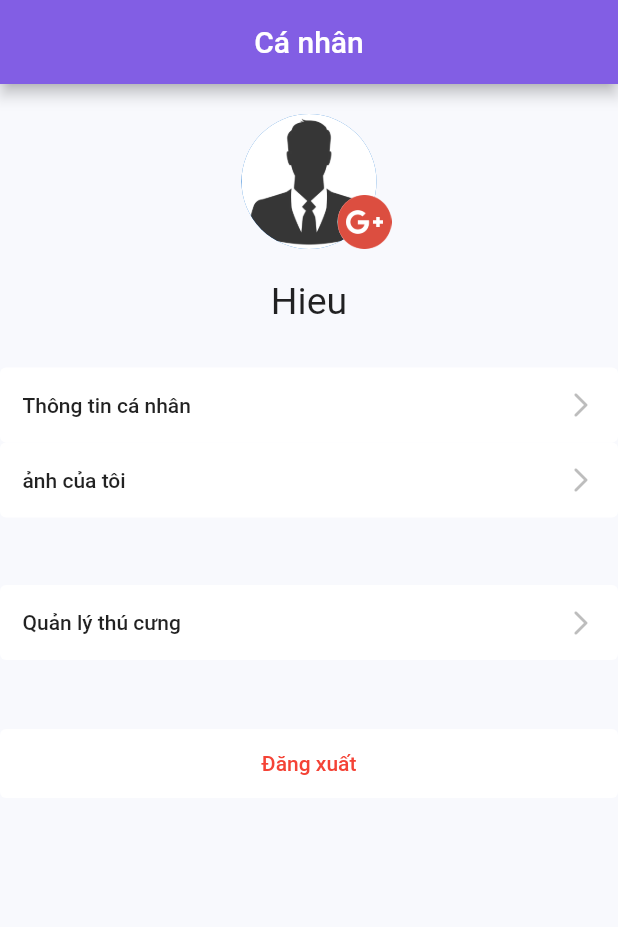
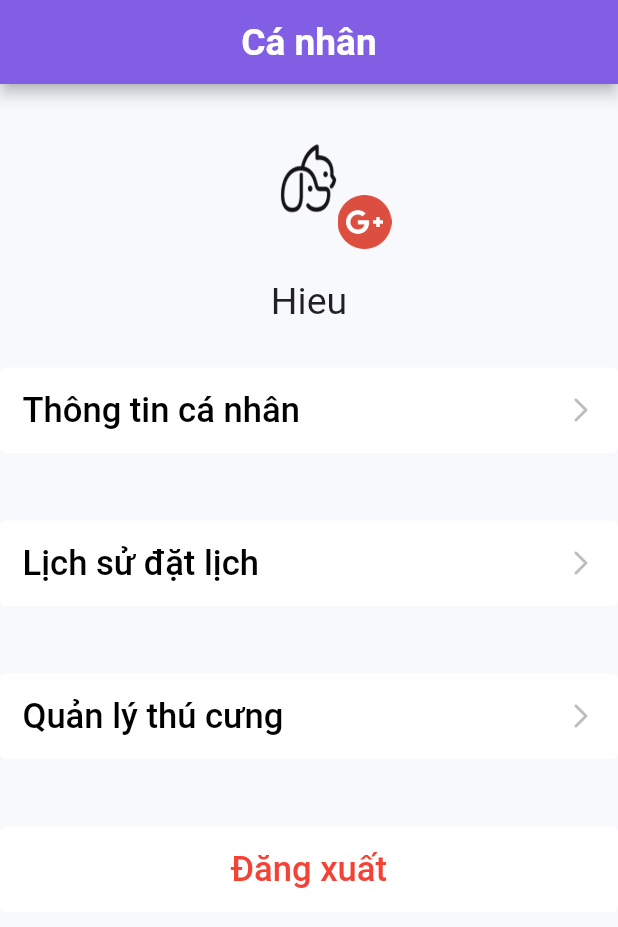
Before and after one commit to khanhpl/Pegodo_HCI, a Flutter app: the CusAccountScreen screen opened directly, on a phone screen of 412 x 824 dp. Shown: the top 927 px of the screen. Run offline on Flutter 3.47's test engine with Material 2 defaults, Android fonts, the phone set to English and light mode, and no system bars; our stand-ins replace carousel_pro, convex_bottom_bar, firebase_auth, firebase_core, flutter_rating_bar, google_sign_in and 1 more; accounts and stored records are empty; network calls fail.

Commit message:
chinh sua UI cus_account

```diff
--- a/lib/screens/customer/cus_account/cus_account_screen.dart
+++ b/lib/screens/customer/cus_account/cus_account_screen.dart
@@ -18,7 +18,14 @@ class _CusAccountScreenState extends State<CusAccountScreen> {
     // TODO: implement build
     return Scaffold(
       appBar: AppBar(
-        title: Text("Cá nhân"),
+        title: Text(
+          'Cá nhân',
+          style: TextStyle(
+            color: Colors.white,
+            fontWeight: FontWeight.bold,
+            fontSize: _pageHeight * 0.03,
+          ),
+        ),
         backgroundColor: Constants.primaryColor,
         automaticallyImplyLeading: false,
         centerTitle: true,
@@ -39,10 +46,29 @@ class _CusAccountScreenState extends State<CusAccountScreen> {
                         fit: StackFit.expand,
                         overflow: Overflow.visible,
                         children: [
-                          CircleAvatar(
-                            backgroundImage: AssetImage(
-                                "assets/cus/account_screen/profileImage.jpg"),
-                          ),
+                          globals.isAvatarChecked == false
+                              ? Container(
+                                  decoration: BoxDecoration(
+                                    shape: BoxShape.circle,
+                                    image: DecorationImage(
+                                      image: AssetImage('assets/ic_pegoda.png'),
+                                      fit: BoxFit.fill,
+                                    ),
+                                  ),
+                                  width: _pageHeight * 0.07,
+                                  height: _pageHeight * 0.07,
+                                )
+                              : Container(
+                                  decoration: BoxDecoration(
+                                    shape: BoxShape.circle,
+                                    image: DecorationImage(
+                                      image: FileImage(globals.avatarFile),
+                                      fit: BoxFit.fill,
+                                    ),
+                                  ),
+                                  width: _pageHeight * 0.07,
+                                  height: _pageHeight * 0.07,
+                                ),
                           Positioned(
                             right: -10,
                             bottom: 0,
@@ -74,15 +100,23 @@ class _CusAccountScreenState extends State<CusAccountScreen> {
                   ),
                   TextButton(
                       style: TextButton.styleFrom(
-                          backgroundColor: Constants.boxColor,
-                          primary: Colors.black87,
-                          padding: EdgeInsets.all(15)),
-                      onPressed: () {},
+                        backgroundColor: Constants.boxColor,
+                        primary: Colors.black87,
+                        padding: EdgeInsets.all(15),
+                      ),
+                      onPressed: () {
+                        Navigator.pushNamed(context, '/personalSettingScreen');
+                      },
                       child: Row(
                         children: [
                           Expanded(
                               child: Text(
                             "Thông tin cá nhân",
+                            style: TextStyle(
+                              color: Colors.black,
+                              fontSize: _pageHeight * 0.028,
+                              fontWeight: FontWeight.w500,
+                            ),
                           )),
                           Icon(
                             Icons.arrow_forward_ios_rounded,
@@ -91,17 +125,27 @@ class _CusAccountScreenState extends State<CusAccountScreen> {
                           )
                         ],
                       )),
+                  SizedBox(
+                    height: 45,
+                  ),
                   TextButton(
                       style: TextButton.styleFrom(
                           backgroundColor: Constants.boxColor,
                           primary: Colors.black87,
                           padding: EdgeInsets.all(15)),
-                      onPressed: () {},
+                      onPressed: () {
+                        Navigator.pushNamed(context, '/orderHistoryScreen');
+                      },
                       child: Row(
                         children: [
                           Expanded(
                               child: Text(
-                            "ảnh của tôi",
+                            'Lịch sử đặt lịch',
+                            style: TextStyle(
+                              color: Colors.black,
+                              fontSize: _pageHeight * 0.028,
+                              fontWeight: FontWeight.w500,
+                            ),
                           )),
                           Icon(
                             Icons.arrow_forward_ios_rounded,
@@ -119,12 +163,19 @@ class _CusAccountScreenState extends State<CusAccountScreen> {
                         primary: Colors.black87,
                         padding: EdgeInsets.all(15),
                       ),
-                      onPressed: () {},
+                      onPressed: () {
+                        Navigator.pushNamed(context, '/petScreen');
+                      },
                       child: Row(
                         children: [
                           Expanded(
                               child: Text(
                             "Quản lý thú cưng",
+                            style: TextStyle(
+                              color: Colors.black,
+                              fontSize: _pageHeight * 0.028,
+                              fontWeight: FontWeight.w500,
+                            ),
                           )),
                           Icon(
                             Icons.arrow_forward_ios_rounded,
@@ -149,6 +200,11 @@ class _CusAccountScreenState extends State<CusAccountScreen> {
                               child: Text(
                             "Đăng xuất",
                             textAlign: TextAlign.center,
+                                style: TextStyle(
+
+                                  fontSize: _pageHeight * 0.028,
+                                  fontWeight: FontWeight.w500,
+                                ),
                           )),
                         ],
                       )),
```
